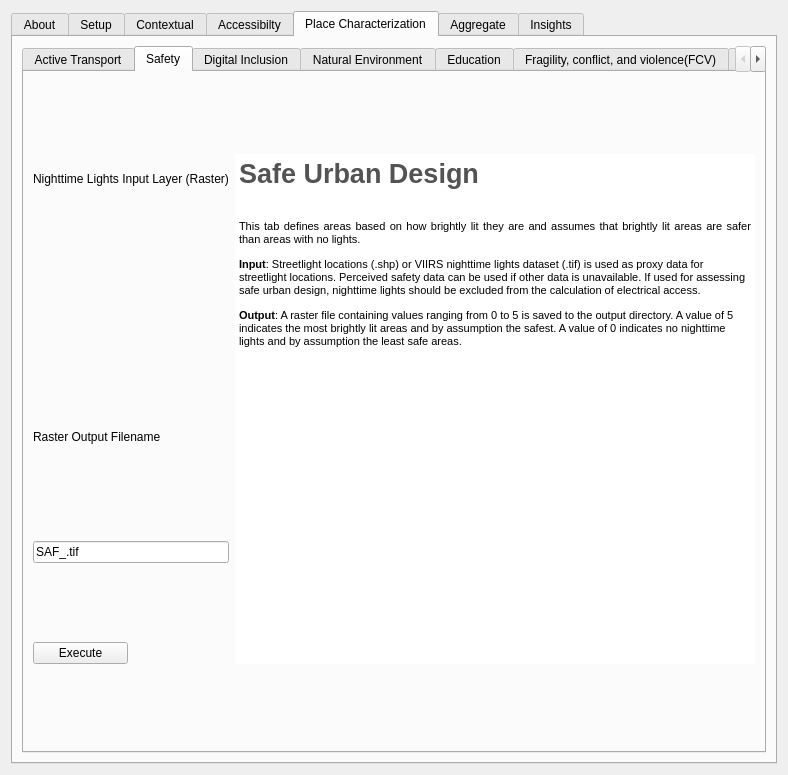
worldbank/GEEST, file gender_indicator_tool/gender_indicator_tool_dialog_base.ui: the form before one commit.
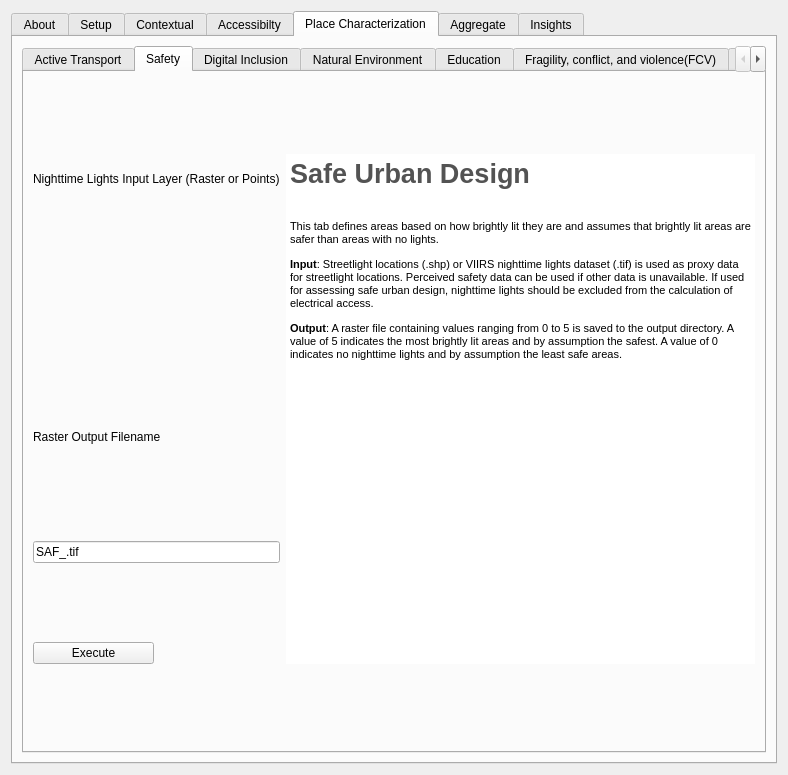
The form after the commit. The open tabs and pages were chosen to show the change. Custom widgets are drawn as their Qt base class.

Commit message: Adds input type detection and response to SAFnightTimeLights

```diff
--- a/gender_indicator_tool/gender_indicator_tool_dialog_base.ui
+++ b/gender_indicator_tool/gender_indicator_tool_dialog_base.ui
@@ -2096,7 +2096,7 @@
               </size>
              </property>
              <property name="text">
-              <string>Nighttime Lights Input Layer (Raster)</string>
+              <string>Nighttime Lights Input Layer (Raster or Points)</string>
              </property>
             </widget>
            </item>
```
The commit also changes 1 other file.
